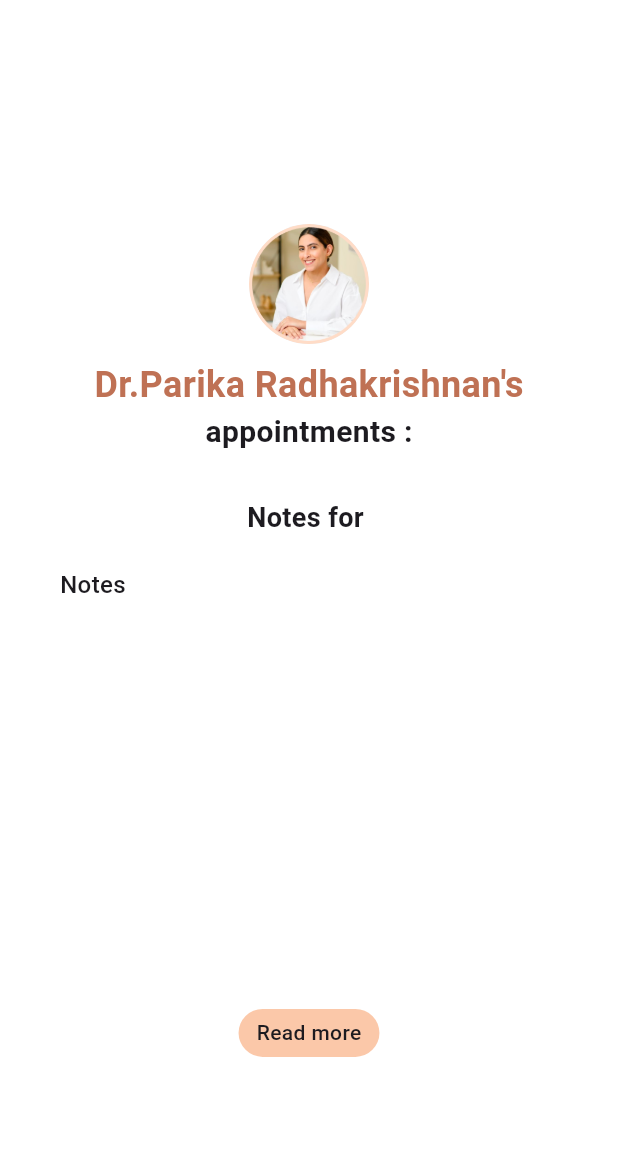
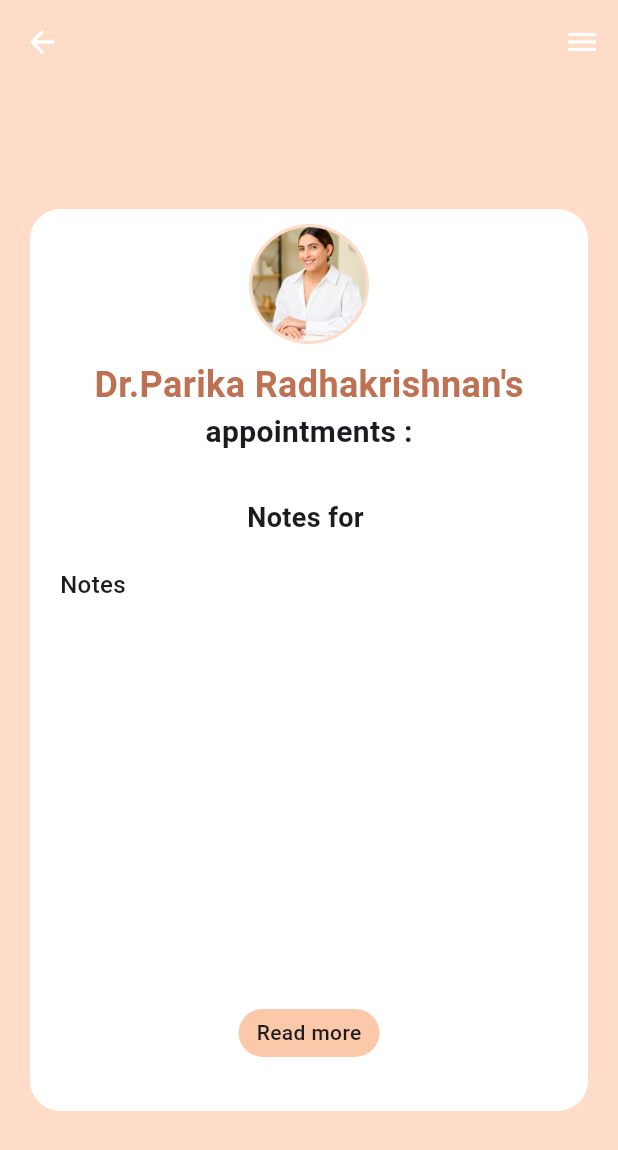
Before and after one commit to shruti-doon/nabi_assignment, a Flutter app: the AppointmentDetailScreen screen opened directly with empty values, on a phone screen of 412 x 824 dp. Shown: the top 1150 px of the screen. Run offline on Flutter 3.47's test engine with Material 3 defaults, Android fonts, the phone set to English and light mode, and no system bars; network calls fail.

Commit message:
final changes

```diff
--- a/frontend/therapist_dashboard/lib/screens/appointment_detail_screen.dart
+++ b/frontend/therapist_dashboard/lib/screens/appointment_detail_screen.dart
@@ -1,6 +1,5 @@
 import 'package:flutter/material.dart';
 import '../models/appointment_model.dart';
-import 'dart:ui'; // Changed import for ImageFilter
 
 class AppointmentDetailScreen extends StatelessWidget {
   final Appointment appointment;
@@ -8,10 +7,9 @@ class AppointmentDetailScreen extends StatelessWidget {
 
   @override
   Widget build(BuildContext context) {
-    return Container(
-      // color: Colors.black.withOpacity(0.5), // Reduced opacity for translucent effect
-      child: Scaffold(
-        backgroundColor: Colors.transparent, // Keep scaffold transparent
+    return Scaffold(
+      // Use a semi-transparent background color instead of BackdropFilter
+      backgroundColor: Color(0xFFFFDCC7), // Adjust opacity as needed
       appBar: AppBar(
         backgroundColor: Colors.transparent,
         elevation: 0,
@@ -26,9 +24,7 @@ class AppointmentDetailScreen extends StatelessWidget {
           ),
         ],
       ),
-        body: BackdropFilter( // Add backdrop filter for blur effect
-          filter: ImageFilter.blur(sigmaX: 2.0, sigmaY: 2.0), // Slight blur effect
-          child: Center(
+      body: Center(
         child: Container(
           margin: EdgeInsets.symmetric(horizontal: 20),
           decoration: BoxDecoration(
@@ -104,8 +100,6 @@ class AppointmentDetailScreen extends StatelessWidget {
                 ),
               ),
             ],
-              ),
-            ),
           ),
         ),
       ),
```
Also changed, not shown: frontend/therapist_dashboard/lib/screens/home_screen.dart (+1 -8 lines), 1 other file. Lines whose indentation alone changed are shown as unchanged.
